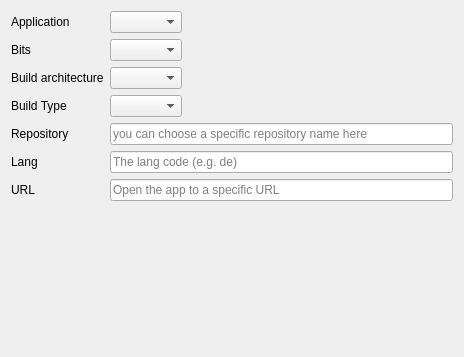
First picture: the form in gui/mozregui/ui/intro.ui, repository mozilla/mozregression, before the edit.
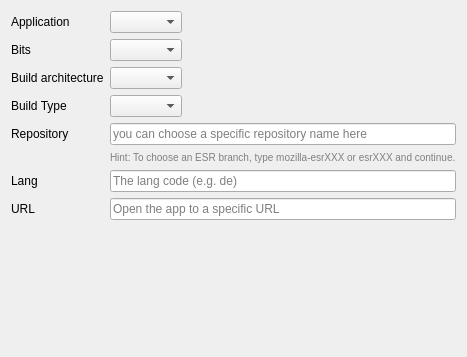
Second picture: the form after the edit.

Commit message: add help text to gui

Patch:
```diff
--- a/gui/mozregui/ui/intro.ui
+++ b/gui/mozregui/ui/intro.ui
@@ -61,6 +61,16 @@
      </property>
     </widget>
    </item>
+      <item row="5" column="1">
+    <widget class="QLabel" name="repository_hint">
+     <property name="text">
+      <string>Hint: To choose an ESR branch, type mozilla-esrXXX or esrXXX and continue.</string>
+     </property>
+     <property name="styleSheet">
+      <string notr="true">color: gray; font-size: 10px;</string>
+     </property>
+    </widget>
+   </item>
    <item row="4" column="0">
     <widget class="QLabel" name="repository_label">
      <property name="toolTip">
@@ -81,7 +91,7 @@
      </property>
     </widget>
    </item>
-   <item row="5" column="0">
+   <item row="6" column="0">
     <widget class="QLabel" name="lang_label">
      <property name="toolTip">
       <string>enter the code of the lang you want a build for</string>
@@ -91,7 +101,7 @@
      </property>
     </widget>
    </item>
-   <item row="5" column="1">
+   <item row="6" column="1">
     <widget class="QLineEdit" name="lang">
      <property name="toolTip">
       <string>Lang code such as he, ar, zh-TW</string>
@@ -101,7 +111,7 @@
      </property>
     </widget>
    </item>
-   <item row="6" column="0">
+   <item row="7" column="0">
     <widget class="QLabel" name="url_label">
      <property name="toolTip">
       <string>enter a URL to pass to the app</string>
@@ -111,7 +121,7 @@
      </property>
     </widget>
    </item>
-   <item row="6" column="1">
+   <item row="7" column="1">
     <widget class="QLineEdit" name="url">
      <property name="toolTip">
       <string>URL such as example.org, https://mozilla.org, about:logo</string>
```
